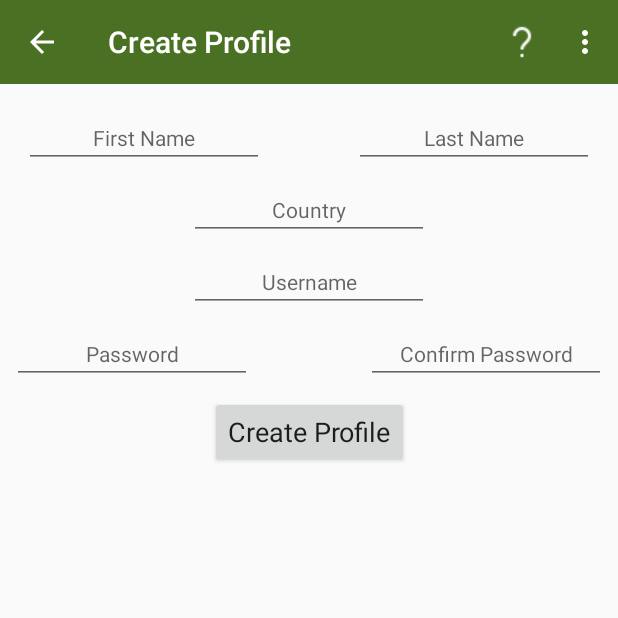
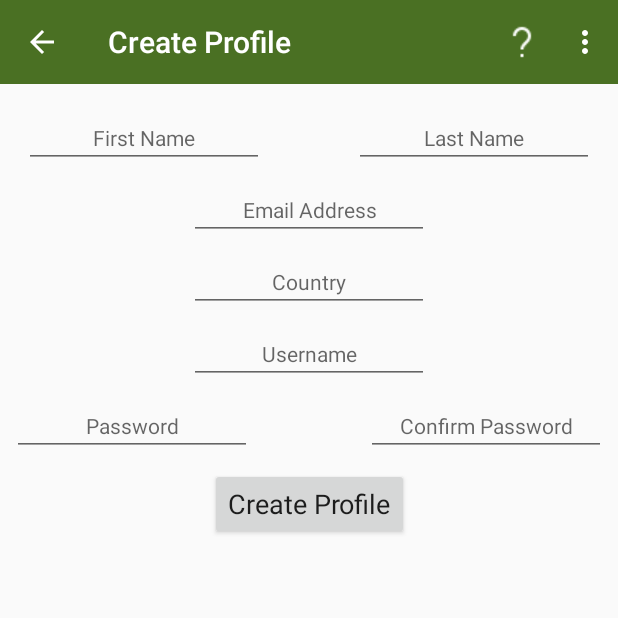
Before and after one commit to panrique/BankApp, an Android app: the fragment CreateProfileFragment placed in its activity, after a tap on "Create Profile", on a phone screen of 412 x 824 dp, the top half of it. Run offline under Robolectric (Android 15) with nearby library versions, the phone set to English and light mode, and no system bars.

Commit message:
Connected to Crashlytics and sends email after every transaction

```diff
--- a/app/src/main/java/com/example/mikebanks/bankscorpfinancial/CreateProfileFragment.java
+++ b/app/src/main/java/com/example/mikebanks/bankscorpfinancial/CreateProfileFragment.java
@@ -18,6 +18,7 @@ public class CreateProfileFragment extends Fragment {
 
     private EditText edtFirstName;
     private EditText edtLastName;
+    private EditText edtEmail;
     private EditText edtCountry;
     private EditText edtUsername;
     private EditText edtPassword;
@@ -41,6 +42,7 @@ public class CreateProfileFragment extends Fragment {
 
         edtFirstName = rootView.findViewById(R.id.edt_first_name);
         edtLastName = rootView.findViewById(R.id.edt_last_name);
+        edtEmail = rootView.findViewById(R.id.edt_email);
         edtCountry = rootView.findViewById(R.id.edt_country);
         edtUsername = rootView.findViewById(R.id.edt_username);
         edtPassword = rootView.findViewById(R.id.edt_password);
@@ -64,6 +66,7 @@ public class CreateProfileFragment extends Fragment {
     private void createProfile() {
 
         ApplicationDB applicationDb = new ApplicationDB( getActivity().getApplicationContext());
+        //applicationDb.clearDB();
         ArrayList<Profile> profiles = applicationDb.getAllProfiles();
         boolean usernameTaken = false;
 
@@ -73,8 +76,8 @@ public class CreateProfileFragment extends Fragment {
             }
         }
 
-        if (edtFirstName.getText().toString().equals("") || edtLastName.getText().toString().equals("") || edtCountry.getText().toString().equals("") ||
-                edtUsername.getText().toString().equals("") || edtPassword.getText().toString().equals("") || edtPasswordConfirm.getText().toString().equals("")) {
+        if (edtFirstName.getText().toString().equals("") || edtLastName.getText().toString().equals("") || edtEmail.getText().toString().equals("") || edtCountry.getText().toString().equals("")
+			|| edtUsername.getText().toString().equals("") || edtPassword.getText().toString().equals("") || edtPasswordConfirm.getText().toString().equals("")) {
             Toast.makeText(getActivity(), R.string.fields_blank, Toast.LENGTH_SHORT).show();
         }
 
@@ -85,11 +88,10 @@ public class CreateProfileFragment extends Fragment {
             Toast.makeText(getActivity(), "A User has already taken that username", Toast.LENGTH_SHORT).show();
         }
         else {
-            Profile userProfile = new Profile(edtFirstName.getText().toString(), edtLastName.getText().toString(), edtCountry.getText().toString(),
-                    edtUsername.getText().toString(), edtPassword.getText().toString());
+            Profile userProfile = new Profile(edtFirstName.getText().toString(), edtLastName.getText().toString(), edtEmail.getText().toString(),
+												edtCountry.getText().toString(), edtUsername.getText().toString(), edtPassword.getText().toString());
 
             applicationDb.saveNewProfile(userProfile);
-
             Bundle bundle = new Bundle();
             bundle.putString("Username", userProfile.getUsername());
             bundle.putString("Password", userProfile.getPassword());
--- a/app/src/main/java/com/example/mikebanks/bankscorpfinancial/Model/db/ApplicationDB.java
+++ b/app/src/main/java/com/example/mikebanks/bankscorpfinancial/Model/db/ApplicationDB.java
@@ -31,6 +31,7 @@ public class ApplicationDB {
     private static final String PROFILE_ID = "_ProfileID";
     private static final String FIRST_NAME = "firstName";
     private static final String LAST_NAME = "lastName";
+    private static final String EMAIL = "email";
     private static final String COUNTRY = "country";
     private static final String USERNAME = "username";
     private static final String PASSWORD = "password";
@@ -38,9 +39,10 @@ public class ApplicationDB {
     private static final int PROFILE_ID_COLUMN = 0;
     private static final int FIRST_NAME_COLUMN = 1;
     private static final int LAST_NAME_COLUMN = 2;
-    private static final int COUNTRY_COLUMN = 3;
-    private static final int USERNAME_COLUMN = 4;
-    private static final int PASSWORD_COLUMN = 5;
+    private static final int EMAIL_COLUMN = 3;
+    private static final int COUNTRY_COLUMN = 4;
+    private static final int USERNAME_COLUMN = 5;
+    private static final int PASSWORD_COLUMN = 6;
     //------------------------------------------------------------------- PROFILE TABLE ----------------------- \\
 
     //------------------------------------------------------------------- PAYEE TABLE ----------------------- \\
@@ -90,6 +92,7 @@ public class ApplicationDB {
                     PROFILE_ID + " INTEGER PRIMARY KEY AUTOINCREMENT, " +
                     FIRST_NAME + " TEXT, " +
                     LAST_NAME + " TEXT, " +
+                    EMAIL + " TEXT, " +
                     COUNTRY + " TEXT, " +
                     USERNAME + " TEXT, " +
                     PASSWORD + " TEXT)";
@@ -131,8 +134,14 @@ public class ApplicationDB {
         openHelper = new DBHelper(context, DB_NAME, DB_VERSION);
     }
 
-    //TODO: Remove a profile?
-    //TODO: Not needed unless I add implementation for modifying profile information such as name, password, username, etc.
+    public void clearDB() {
+        database = openHelper.getWritableDatabase();
+        //database.delete(PROFILES_TABLE, null, null);
+        //database.execSQL("DROP TABLE IF EXISTS " + PROFILES_TABLE);
+        database.execSQL(CREATE_PROFILES_TABLE);
+        database.close();
+    }
+
     public void overwriteProfile(Profile profile) {
 
         database = openHelper.getWritableDatabase();
@@ -141,6 +150,7 @@ public class ApplicationDB {
         cv.put(PROFILE_ID,profile.getDbId());
         cv.put(FIRST_NAME,profile.getFirstName());
         cv.put(LAST_NAME,profile.getLastName());
+        cv.put(EMAIL,profile.getEmail());
         cv.put(COUNTRY, profile.getCountry());
         cv.put(USERNAME,profile.getUsername());
         cv.put(PASSWORD,profile.getPassword());
@@ -155,6 +165,7 @@ public class ApplicationDB {
         ContentValues cv = new ContentValues();
         cv.put(FIRST_NAME, profile.getFirstName());
         cv.put(LAST_NAME, profile.getLastName());
+        cv.put(EMAIL,profile.getEmail());
         cv.put(COUNTRY, profile.getCountry());
         cv.put(USERNAME, profile.getUsername());
         cv.put(PASSWORD, profile.getPassword());
@@ -268,6 +279,7 @@ public class ApplicationDB {
             long id = cursor.getLong(PROFILE_ID_COLUMN);
             String firstName = cursor.getString(FIRST_NAME_COLUMN);
             String lastName = cursor.getString(LAST_NAME_COLUMN);
+            String email = cursor.getString(EMAIL_COLUMN);
             String country = cursor.getString(COUNTRY_COLUMN);
             String username = cursor.getString(USERNAME_COLUMN);
             String password = cursor.getString(PASSWORD_COLUMN);
@@ -275,7 +287,7 @@ public class ApplicationDB {
             //ArrayList<Account> accounts = new ArrayList<>();
             //ArrayList<Payee> payees = new ArrayList<>();
 
-            profiles.add(new Profile(firstName, lastName, country, username, password, id));
+            profiles.add(new Profile(firstName, lastName, email, country, username, password, id));
         }
     }
 
--- a/app/src/main/res/layout/fragment_create_profile.xml
+++ b/app/src/main/res/layout/fragment_create_profile.xml
@@ -35,6 +35,22 @@
         app:layout_constraintEnd_toEndOf="parent"
         app:layout_constraintTop_toTopOf="parent" />
 
+	<EditText
+        android:id="@+id/edt_email"
+        android:layout_width="wrap_content"
+        android:layout_height="wrap_content"
+        android:layout_marginEnd="8dp"
+        android:layout_marginStart="8dp"
+        android:layout_marginTop="8dp"
+        android:ems="10"
+        android:hint="@string/email"
+        android:inputType="textPersonName"
+        android:textAlignment="center"
+        android:textAppearance="@style/TextAppearance.AppCompat.Small.Inverse"
+        app:layout_constraintEnd_toEndOf="parent"
+        app:layout_constraintStart_toStartOf="parent"
+		app:layout_constraintTop_toBottomOf="@+id/edt_last_name" />
+
     <EditText
         android:id="@+id/edt_country"
         android:layout_width="wrap_content"
@@ -49,7 +65,7 @@
         android:textAppearance="@style/TextAppearance.AppCompat.Small.Inverse"
         app:layout_constraintEnd_toEndOf="parent"
         app:layout_constraintStart_toStartOf="parent"
-        app:layout_constraintTop_toBottomOf="@+id/edt_last_name" />
+        app:layout_constraintTop_toBottomOf="@+id/edt_email" />
 
     <EditText
         android:id="@+id/edt_username"
--- a/app/src/main/res/menu/activity_drawer_menu.xml
+++ b/app/src/main/res/menu/activity_drawer_menu.xml
@@ -44,6 +44,9 @@
                         android:id="@+id/nav_logout"
                         android:icon="@drawable/icon_logout_24"
                         android:title="Logout" />
+					<item
+						android:id="@+id/button_crash"
+						android:title="Crash!" />
                 </group>
             </menu>
         </item>
--- a/app/src/main/res/values/strings.xml
+++ b/app/src/main/res/values/strings.xml
@@ -14,6 +14,7 @@
     <string name="cancel">Cancel</string>
     <string name="first_name">First Name</string>
     <string name="last_name">Last Name</string>
+    <string name="email">Email Address</string>
     <string name="country">Country</string>
     <string name="password_confirm">Confirm Password</string>
     <string name="remember">Remember Credentials</string>
--- a/build.gradle
+++ b/build.gradle
@@ -9,6 +9,7 @@ buildscript {
     dependencies {
 		classpath 'com.android.tools.build:gradle:3.5.3'
         classpath 'com.google.gms:google-services:4.3.3'
+		classpath 'com.google.firebase:firebase-crashlytics-gradle:2.0.0-beta01'
     }
 }
 
```
Also changed, not shown: app/build.gradle (+6 -3 lines), app/src/main/java/com/example/mikebanks/bankscorpfinancial/ByteArrayDataSource.java (added, +47 -0 lines), app/src/main/java/com/example/mikebanks/bankscorpfinancial/DrawerActivity.java (+31 -11 lines), app/src/main/java/com/example/mikebanks/bankscorpfinancial/GMailSender.java (added, +60 -0 lines), app/src/main/java/com/example/mikebanks/bankscorpfinancial/JSSEProvider.java (added, +42 -0 lines), app/src/main/java/com/example/mikebanks/bankscorpfinancial/Model/Profile.java (+8 -3 lines), app/src/main/java/com/example/mikebanks/bankscorpfinancial/PaymentFragment.java (+23 -3 lines), app/src/main/java/com/example/mikebanks/bankscorpfinancial/TransferFragment.java (+21 -2 lines), app/src/main/libs/activation.jar (added), app/src/main/libs/additionnal.jar (added), app/src/main/libs/mail.jar (added), 2 other files.
